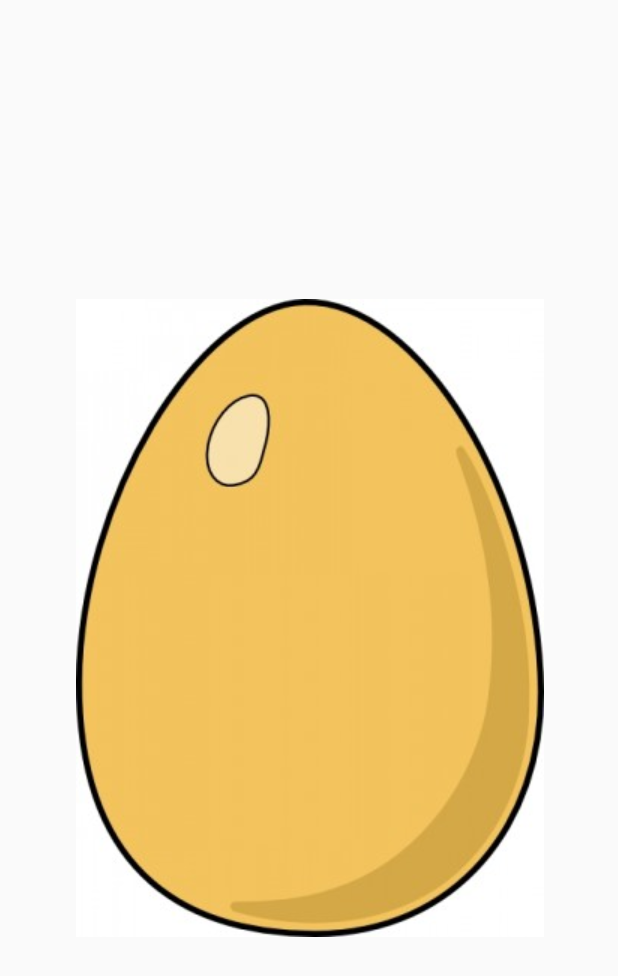
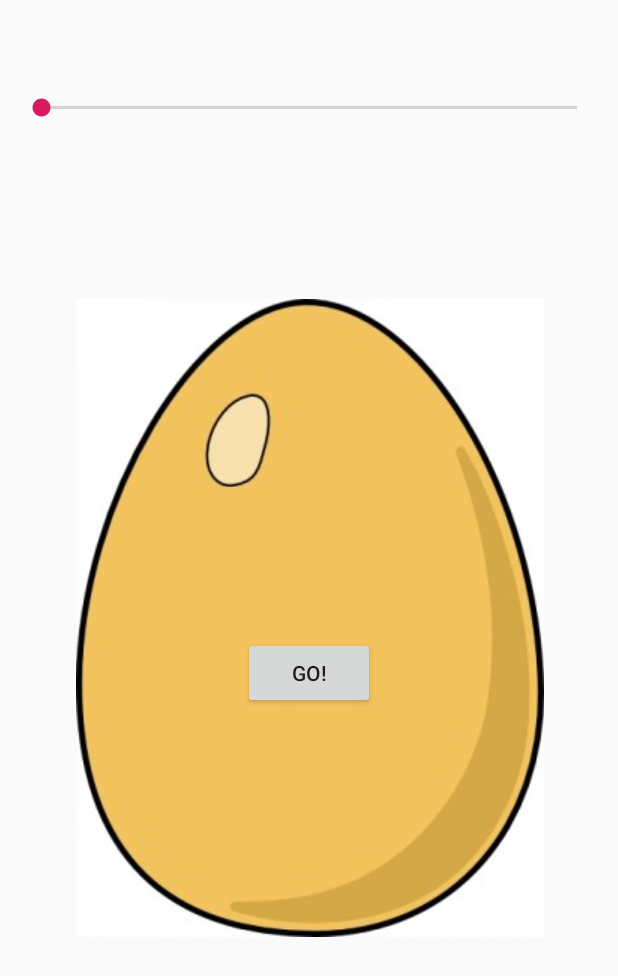
Before and after one commit to Virjanand/EggTimer, an Android app: the layout activity_main.xml on its own in the app's theme, with its tools: preview values and no code run, on a phone screen of 412 x 824 dp. Shown: the top 976 px of the screen. Run offline under Robolectric (Android 15) with nearby library versions, the phone set to English and light mode, and no system bars.

Commit message:
Added button that starts countdown

```diff
--- a/app/src/main/java/com/virjanand/eggtimer/MainActivity.java
+++ b/app/src/main/java/com/virjanand/eggtimer/MainActivity.java
@@ -5,6 +5,7 @@ import android.os.CountDownTimer;
 import android.support.v7.app.AppCompatActivity;
 import android.os.Bundle;
 import android.util.Log;
+import android.view.View;
 import android.widget.EditText;
 import android.widget.TextView;
 
@@ -13,15 +14,9 @@ import org.w3c.dom.Text;
 public class MainActivity extends AppCompatActivity {
 
     private TextView countDownText;
+    private MediaPlayer airhorn;
 
-    @Override
-    protected void onCreate(Bundle savedInstanceState) {
-        super.onCreate(savedInstanceState);
-        setContentView(R.layout.activity_main);
-
-        countDownText = (TextView) findViewById(R.id.countdownTextView);
-        final MediaPlayer airhorn = MediaPlayer.create(this, R.raw.airhorn);
-
+    public void startCountDown(View view) {
         new CountDownTimer(10000, 1000) {
             public void onTick(long milliSecondsUntilDone) {
                 updateCountDownText(milliSecondsUntilDone);
@@ -33,6 +28,15 @@ public class MainActivity extends AppCompatActivity {
         }.start();
     }
 
+    @Override
+    protected void onCreate(Bundle savedInstanceState) {
+        super.onCreate(savedInstanceState);
+        setContentView(R.layout.activity_main);
+
+        countDownText = (TextView) findViewById(R.id.countdownTextView);
+        airhorn = MediaPlayer.create(this, R.raw.airhorn);
+    }
+
     private void updateCountDownText(long milliSecondsUntilDone) {
         long minutes = milliSecondsUntilDone / 1000 / 60;
         long seconds = milliSecondsUntilDone / 1000 % 60;
--- a/app/src/main/res/layout/activity_main.xml
+++ b/app/src/main/res/layout/activity_main.xml
@@ -29,4 +29,26 @@
         app:layout_constraintLeft_toLeftOf="@+id/imageView"
         app:layout_constraintRight_toRightOf="@+id/imageView"
         app:layout_constraintTop_toTopOf="@+id/imageView" />
+
+    <SeekBar
+        android:id="@+id/timeSeekBar"
+        android:layout_width="389dp"
+        android:layout_height="24dp"
+        android:layout_marginLeft="8dp"
+        android:layout_marginTop="16dp"
+        android:layout_marginRight="8dp"
+        app:layout_constraintLeft_toLeftOf="@+id/imageView"
+        app:layout_constraintRight_toRightOf="@+id/imageView"
+        app:layout_constraintTop_toTopOf="@+id/imageView" />
+
+    <Button
+        android:id="@+id/startCountdownButton"
+        android:layout_width="wrap_content"
+        android:layout_height="wrap_content"
+        android:layout_marginTop="32dp"
+        android:onClick="startCountDown"
+        android:text="Go!"
+        app:layout_constraintLeft_toLeftOf="@+id/imageView"
+        app:layout_constraintRight_toRightOf="@+id/imageView"
+        app:layout_constraintTop_toBottomOf="@+id/countdownTextView" />
 </android.support.constraint.ConstraintLayout>
```
